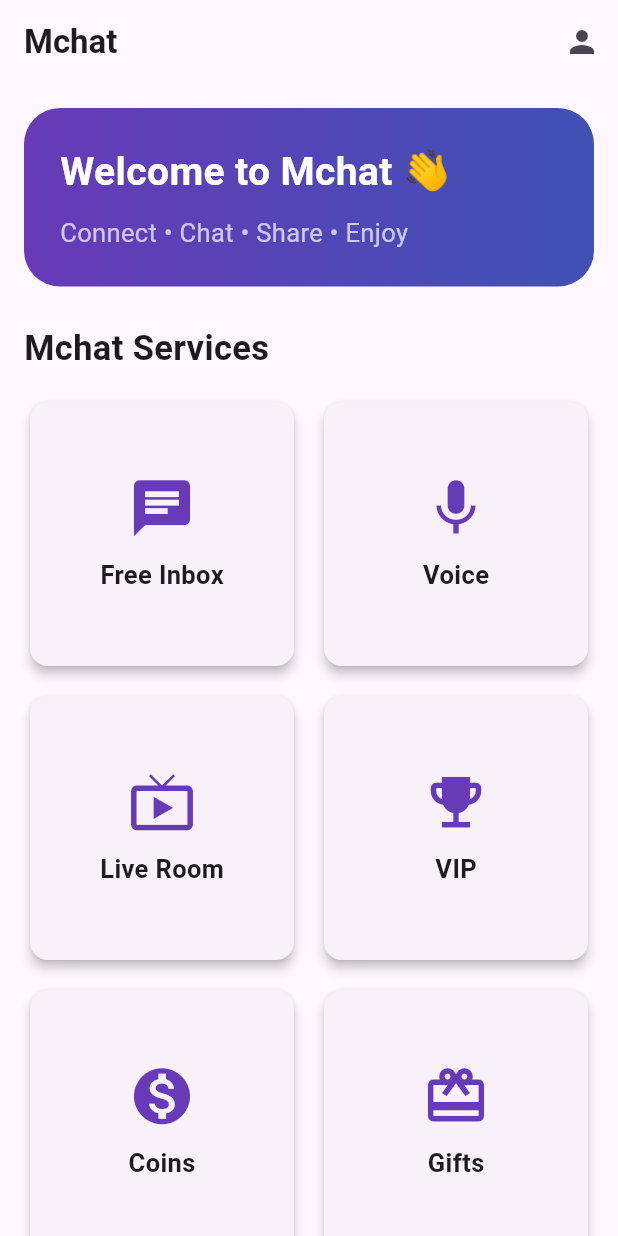
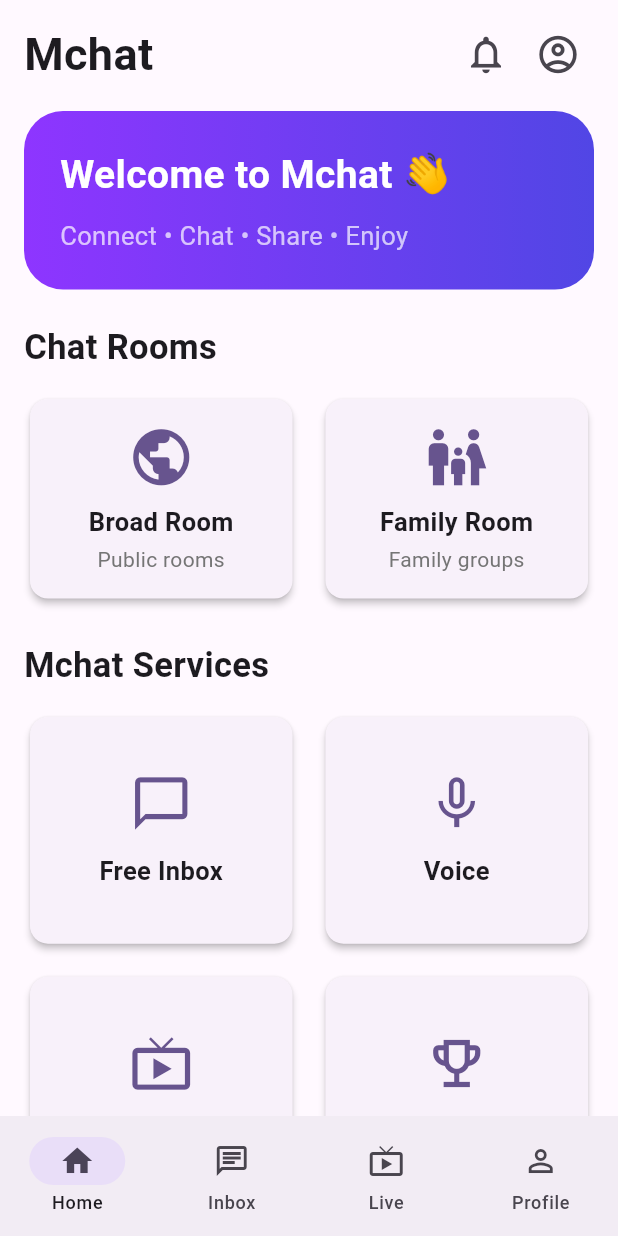
Before and after one commit to klofmanju221-alt/Mchat, a Flutter app: the screen it shows after launch, on a phone screen of 412 x 824 dp. Run offline on Flutter 3.47's test engine with Material 3 defaults, Android fonts, the phone set to English and light mode, and no system bars.

Commit message:
Update main.dart

```diff
--- a/lib/main.dart
+++ b/lib/main.dart
@@ -1,6 +1,7 @@
 import 'package:flutter/material.dart';
 
 void main() {
+  WidgetsFlutterBinding.ensureInitialized();
   runApp(const MchatApp());
 }
 
@@ -15,56 +16,143 @@ class MchatApp extends StatelessWidget {
       theme: ThemeData(
         useMaterial3: true,
         colorScheme: ColorScheme.fromSeed(
-          seedColor: Colors.deepPurple,
+          seedColor: const Color(0xFF7B3FE4),
         ),
+        scaffoldBackgroundColor: const Color(0xFFFFF9FF),
       ),
-      home: const HomeScreen(),
+      home: const MchatHomePage(),
     );
   }
 }
 
-// ================= HOME =================
+class MchatHomePage extends StatefulWidget {
+  const MchatHomePage({super.key});
+
+  @override
+  State<MchatHomePage> createState() => _MchatHomePageState();
+}
+
+class _MchatHomePageState extends State<MchatHomePage> {
+  int selectedIndex = 0;
+
+  // Testing account
+  // true = Owner
+  // false = Normal User
+  final bool currentUserIsOwner = true;
+
+  @override
+  Widget build(BuildContext context) {
+    final pages = [
+      const HomeScreen(),
+      const InboxScreen(),
+      const LiveScreen(),
+      ProfileScreen(isOwner: currentUserIsOwner),
+    ];
+
+    return Scaffold(
+      body: pages[selectedIndex],
+      bottomNavigationBar: NavigationBar(
+        selectedIndex: selectedIndex,
+        onDestinationSelected: (index) {
+          setState(() {
+            selectedIndex = index;
+          });
+        },
+        destinations: const [
+          NavigationDestination(
+            icon: Icon(Icons.home_outlined),
+            selectedIcon: Icon(Icons.home),
+            label: 'Home',
+          ),
+          NavigationDestination(
+            icon: Icon(Icons.chat_outlined),
+            selectedIcon: Icon(Icons.chat),
+            label: 'Inbox',
+          ),
+          NavigationDestination(
+            icon: Icon(Icons.live_tv_outlined),
+            selectedIcon: Icon(Icons.live_tv),
+            label: 'Live',
+          ),
+          NavigationDestination(
+            icon: Icon(Icons.person_outline),
+            selectedIcon: Icon(Icons.person),
+            label: 'Profile',
+          ),
+        ],
+      ),
+    );
+  }
+}
+
+// =====================================================
+// HOME SCREEN
+// =====================================================
 
 class HomeScreen extends StatelessWidget {
   const HomeScreen({super.key});
 
+  void openPage(BuildContext context, Widget page) {
+    Navigator.push(
+      context,
+      MaterialPageRoute(builder: (_) => page),
+    );
+  }
+
   @override
   Widget build(BuildContext context) {
-    return Scaffold(
-      appBar: AppBar(
-        title: const Text(
+    return SafeArea(
+      child: SingleChildScrollView(
+        padding: const EdgeInsets.fromLTRB(16, 12, 16, 20),
+        child: Column(
+          crossAxisAlignment: CrossAxisAlignment.start,
+          children: [
+            Row(
+              children: [
+                const Expanded(
+                  child: Text(
                     'Mchat',
-          style: TextStyle(fontWeight: FontWeight.bold),
+                    style: TextStyle(
+                      fontSize: 30,
+                      fontWeight: FontWeight.bold,
                     ),
-        actions: [
+                  ),
+                ),
                 IconButton(
-            icon: const Icon(Icons.person),
+                  onPressed: () {},
+                  icon: const Icon(
+                    Icons.notifications_outlined,
+                    size: 30,
+                  ),
+                ),
+                IconButton(
                   onPressed: () {
-              Navigator.push(
+                    openPage(
                       context,
-                MaterialPageRoute(
-                  builder: (_) => const ProfileScreen(),
-                ),
+                      const ProfileScreen(isOwner: false),
                     );
                   },
+                  icon: const Icon(
+                    Icons.account_circle_outlined,
+                    size: 30,
+                  ),
                 ),
               ],
             ),
-      body: SingleChildScrollView(
-        padding: const EdgeInsets.all(16),
-        child: Column(
-          children: [
+
+            const SizedBox(height: 14),
+
             Container(
               width: double.infinity,
               padding: const EdgeInsets.all(24),
               decoration: BoxDecoration(
+                borderRadius: BorderRadius.circular(26),
                 gradient: const LinearGradient(
                   colors: [
-                    Colors.deepPurple,
-                    Colors.indigo,
+                    Color(0xFF8E35FF),
+                    Color(0xFF5146E5),
                   ],
                 ),
-                borderRadius: BorderRadius.circular(24),
               ),
               child: const Column(
                 crossAxisAlignment: CrossAxisAlignment.start,
@@ -89,61 +177,211 @@ class HomeScreen extends StatelessWidget {
               ),
             ),
 
-            const SizedBox(height: 25),
+            const SizedBox(height: 22),
 
-            const Align(
-              alignment: Alignment.centerLeft,
-              child: Text(
+            const Text(
+              'Chat Rooms',
+              style: TextStyle(
+                fontSize: 23,
+                fontWeight: FontWeight.bold,
+              ),
+            ),
+
+            const SizedBox(height: 14),
+
+            Row(
+              children: [
+                Expanded(
+                  child: roomTypeCard(
+                    context,
+                    Icons.public,
+                    'Broad Room',
+                    'Public rooms',
+                    const BroadRoomScreen(),
+                  ),
+                ),
+                const SizedBox(width: 14),
+                Expanded(
+                  child: roomTypeCard(
+                    context,
+                    Icons.family_restroom,
+                    'Family Room',
+                    'Family groups',
+                    const FamilyRoomScreen(),
+                  ),
+                ),
+              ],
+            ),
+
+            const SizedBox(height: 24),
+
+            const Text(
               'Mchat Services',
               style: TextStyle(
                 fontSize: 23,
                 fontWeight: FontWeight.bold,
               ),
             ),
-            ),
 
-            const SizedBox(height: 15),
+            const SizedBox(height: 14),
 
             GridView.count(
               crossAxisCount: 2,
               shrinkWrap: true,
               physics: const NeverScrollableScrollPhysics(),
-              crossAxisSpacing: 12,
-              mainAxisSpacing: 12,
+              crossAxisSpacing: 14,
+              mainAxisSpacing: 14,
+              childAspectRatio: 1.15,
               children: [
                 serviceCard(
                   context,
-                  Icons.chat,
+                  Icons.chat_bubble_outline,
                   'Free Inbox',
+                  const InboxScreen(),
                 ),
                 serviceCard(
                   context,
-                  Icons.mic,
+                  Icons.mic_none,
                   'Voice',
+                  const VoiceScreen(),
                 ),
                 serviceCard(
                   context,
                   Icons.live_tv,
                   'Live Room',
+                  const LiveScreen(),
                 ),
                 serviceCard(
                   context,
-                  Icons.emoji_events,
+                  Icons.emoji_events_outlined,
                   'VIP',
+                  const VipScreen(),
                 ),
                 serviceCard(
                   context,
-                  Icons.monetization_on,
+                  Icons.monetization_on_outlined,
                   'Coins',
+                  const CoinsScreen(),
                 ),
                 serviceCard(
                   context,
                   Icons.card_giftcard,
                   'Gifts',
+                  const GiftsScreen(),
+                ),
+                serviceCard(
+                  context,
+                  Icons.people_outline,
+                  'Refer & Earn',
+                  const ReferScreen(),
+                ),
+                serviceCard(
+                  context,
+                  Icons.settings_outlined,
+                  'Settings',
+                  const SettingsScreen(),
                 ),
               ],
             ),
+
+            const SizedBox(height: 20),
+
+            Container(
+              padding: const EdgeInsets.all(18),
+              decoration: BoxDecoration(
+                color: Colors.orange.shade50,
+                borderRadius: BorderRadius.circular(20),
+              ),
+              child: Row(
+                children: [
+                  const Icon(
+                    Icons.monetization_on,
+                    size: 45,
+                    color: Colors.amber,
+                  ),
+                  const SizedBox(width: 15),
+                  const Expanded(
+                    child: Column(
+                      crossAxisAlignment:
+                          CrossAxisAlignment.start,
+                      children: [
+                        Text(
+                          'My Coins',
+                          style: TextStyle(
+                            fontSize: 17,
+                            fontWeight: FontWeight.bold,
+                          ),
+                        ),
+                        SizedBox(height: 4),
+                        Text(
+                          '0 Coins',
+                          style: TextStyle(
+                            fontSize: 21,
+                            fontWeight: FontWeight.bold,
+                          ),
+                        ),
                       ],
+                    ),
+                  ),
+                  ElevatedButton(
+                    onPressed: () {
+                      openPage(
+                        context,
+                        const CoinsScreen(),
+                      );
+                    },
+                    child: const Text('Recharge'),
+                  ),
+                ],
+              ),
+            ),
+          ],
+        ),
+      ),
+    );
+  }
+
+  Widget roomTypeCard(
+    BuildContext context,
+    IconData icon,
+    String title,
+    String subtitle,
+    Widget page,
+  ) {
+    return Card(
+      elevation: 2,
+      child: InkWell(
+        borderRadius: BorderRadius.circular(18),
+        onTap: () => openPage(context, page),
+        child: Padding(
+          padding: const EdgeInsets.all(16),
+          child: Column(
+            children: [
+              Icon(
+                icon,
+                size: 45,
+                color:
+                    Theme.of(context).colorScheme.primary,
+              ),
+              const SizedBox(height: 9),
+              Text(
+                title,
+                textAlign: TextAlign.center,
+                style: const TextStyle(
+                  fontSize: 17,
+                  fontWeight: FontWeight.bold,
+                ),
+              ),
+              const SizedBox(height: 3),
+              Text(
+                subtitle,
+                textAlign: TextAlign.center,
+                style: TextStyle(
+                  color: Colors.grey.shade600,
+                ),
+              ),
+            ],
+          ),
         ),
       ),
     );
@@ -153,222 +391,42 @@ class HomeScreen extends StatelessWidget {
     BuildContext context,
     IconData icon,
     String title,
+    Widget page,
   ) {
     return Card(
-      elevation: 3,
+      elevation: 2,
       child: InkWell(
-        onTap: () {
-          ScaffoldMessenger.of(context).showSnackBar(
-            SnackBar(
-              content: Text('$title selected'),
-            ),
-          );
-        },
+        borderRadius: BorderRadius.circular(16),
+        onTap: () => openPage(context, page),
+        child: Padding(
+          padding: const EdgeInsets.all(14),
           child: Column(
-          mainAxisAlignment: MainAxisAlignment.center,
+            mainAxisAlignment:
+                MainAxisAlignment.center,
             children: [
               Icon(
                 icon,
-              size: 45,
-              color: Colors.deepPurple,
+                size: 42,
+                color:
+                    Theme.of(context).colorScheme.primary,
               ),
-            const SizedBox(height: 10),
+              const SizedBox(height: 12),
               Text(
                 title,
+                textAlign: TextAlign.center,
                 style: const TextStyle(
                   fontSize: 17,
-                fontWeight: FontWeight.bold,
+                  fontWeight: FontWeight.w600,
                 ),
               ),
             ],
+          ),
         ),
       ),
     );
   }
 }
 
-// ================= PROFILE =================
-
-class ProfileScreen extends StatelessWidget {
-  const ProfileScreen({super.key});
-
-  @override
-  Widget build(BuildContext context) {
-    return Scaffold(
-      appBar: AppBar(
-        title: const Text('Profile'),
-      ),
-      body: ListView(
-        padding: const EdgeInsets.all(16),
-        children: [
-          const CircleAvatar(
-            radius: 50,
-            child: Icon(
-              Icons.person,
-              size: 55,
-            ),
-          ),
-
-          const SizedBox(height: 15),
-
-          const Center(
-            child: Text(
-              'Mchat Owner',
-              style: TextStyle(
-                fontSize: 23,
-                fontWeight: FontWeight.bold,
-              ),
-            ),
-          ),
-
-          const SizedBox(height: 25),
-
-          Card(
-            child: ListTile(
-              leading: const Icon(
-                Icons.admin_panel_settings,
-                color: Colors.deepPurple,
-              ),
-              title: const Text(
-                'Owner Dashboard',
-                style: TextStyle(
-                  fontWeight: FontWeight.bold,
-                ),
-              ),
-              subtitle: const Text(
-                'Manage Mchat application',
-              ),
-              trailing: const Icon(
-                Icons.arrow_forward_ios,
-              ),
-              onTap: () {
-                Navigator.push(
-                  context,
-                  MaterialPageRoute(
-                    builder: (_) => const OwnerDashboard(),
-                  ),
-                );
-              },
-            ),
-          ),
-
-          Card(
-            child: ListTile(
-              leading: const Icon(Icons.settings),
-              title: const Text('Settings'),
-              trailing: const Icon(
-                Icons.arrow_forward_ios,
-              ),
-              onTap: () {},
-            ),
-          ),
-        ],
-      ),
-    );
-  }
-}
-
-// ================= OWNER DASHBOARD =================
-
-class OwnerDashboard extends StatelessWidget {
-  const OwnerDashboard({super.key});
-
-  @override
-  Widget build(BuildContext context) {
-    return Scaffold(
-      appBar: AppBar(
-        title: const Text(
-          'Owner Dashboard',
-          style: TextStyle(
-            fontWeight: FontWeight.bold,
-          ),
-        ),
-      ),
-      body: ListView(
-        padding: const EdgeInsets.all(16),
-        children: [
-          const Text(
-            'Mchat Owner Panel',
-            style: TextStyle(
-              fontSize: 26,
-              fontWeight: FontWeight.bold,
-            ),
-          ),
-
-          const SizedBox(height: 20),
-
-          dashboardCard(
-            Icons.people,
-            'Users',
-            'Manage registered users',
-          ),
-
-          dashboardCard(
-            Icons.monetization_on,
-            'Coins & Recharge',
-            'View coin transactions',
-          ),
-
-          dashboardCard(
-            Icons.card_giftcard,
-            'Gifts',
-            'Manage gifts',
-          ),
-
-          dashboardCard(
-            Icons.workspace_premium,
-            'VIP Management',
-            'Manage VIP levels',
-          ),
-
-          dashboardCard(
-            Icons.live_tv,
-            'Live Rooms',
-            'Manage live rooms',
-          ),
-
-          dashboardCard(
-            Icons.account_balance_wallet,
-            'Revenue',
-            'View application revenue',
-          ),
-
-          dashboardCard(
-            Icons.settings,
-            'App Settings',
-            'Application settings',
-          ),
-        ],
-      ),
-    );
-  }
-
-  Widget dashboardCard(
-    IconData icon,
-    String title,
-    String subtitle,
-  ) {
-    return Card(
-      margin: const EdgeInsets.only(bottom: 12),
-      child: ListTile(
-        leading: Icon(
-          icon,
-          size: 35,
-          color: Colors.deepPurple,
-        ),
-        title: Text(
-          title,
-          style: const TextStyle(
-            fontWeight: FontWeight.bold,
-          ),
-        ),
-        subtitle: Text(subtitle),
-        trailing: const Icon(
-          Icons.arrow_forward_ios,
-          size: 18,
-        ),
-        onTap: () {},
-      ),
-    );
-  }
-}
+// =====================================================
+// PART 1 END
+// =====================================================
```
Lines whose indentation alone changed are shown as unchanged.
